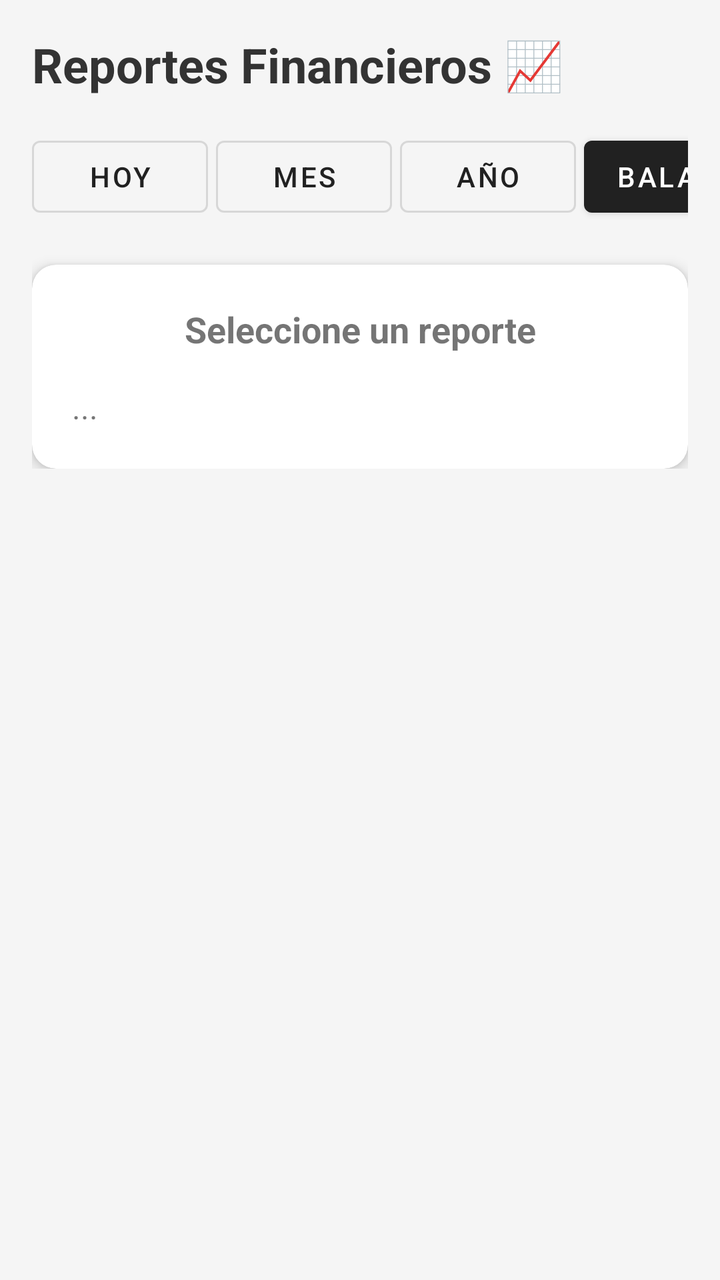
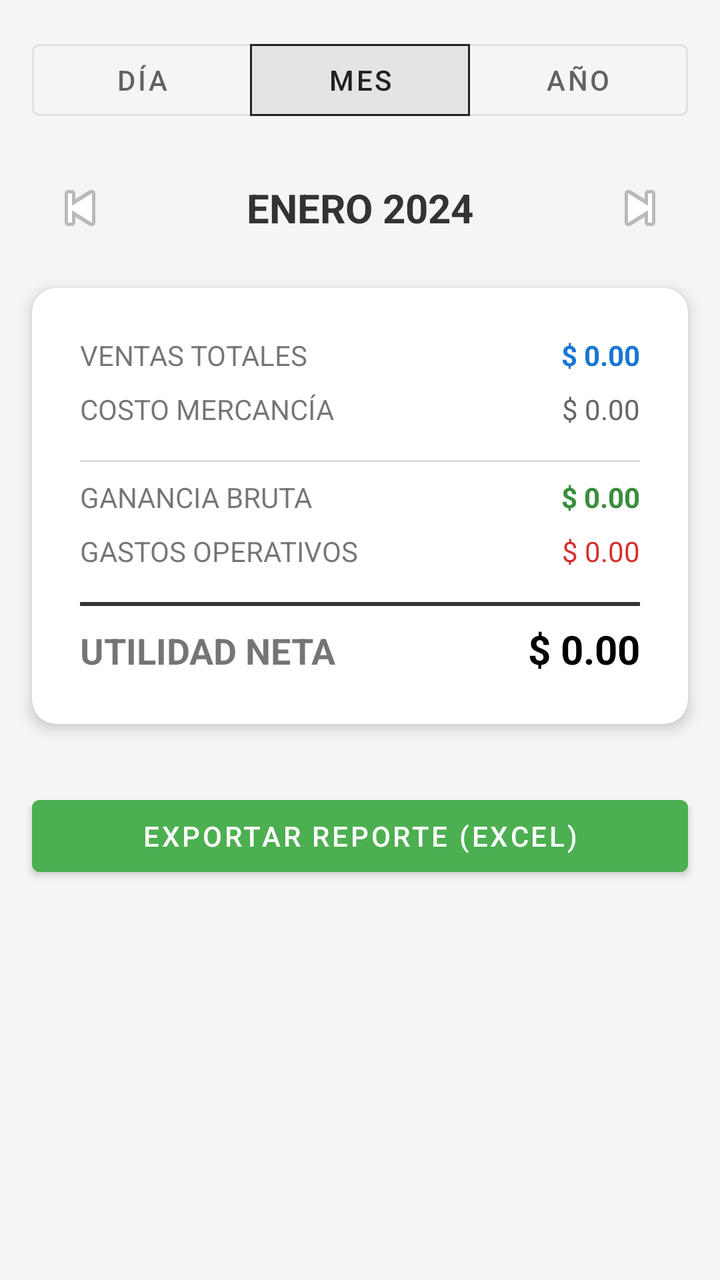

An Android layout rendered at two revisions. The XML below is the earlier revision; the diff shows what the commit changed to produce the second picture.
<!-- AndroidManifest.xml: application theme Theme.MaterialComponents.DayNight.DarkActionBar -->
<!-- res/layout/activity_reports.xml -->
<?xml version="1.0" encoding="utf-8"?>
<ScrollView xmlns:android="http://schemas.android.com/apk/res/android"
    android:layout_width="match_parent"
    android:layout_height="match_parent"
    android:background="#F5F5F5">

    <LinearLayout
        android:orientation="vertical"
        android:padding="16dp"
        android:layout_width="match_parent"
        android:layout_height="wrap_content">

        <TextView
            android:text="Reportes Financieros 📈"
            android:textSize="24sp"
            android:textStyle="bold"
            android:textColor="#333"
            android:layout_marginBottom="16dp"
            android:layout_width="wrap_content"
            android:layout_height="wrap_content"/>

        
        <HorizontalScrollView
            android:layout_width="match_parent"
            android:layout_height="wrap_content"
            android:scrollbars="none">
            <LinearLayout
                android:orientation="horizontal"
                android:layout_width="wrap_content"
                android:layout_height="wrap_content">
                
                <Button android:id="@+id/btnToday" android:text="Hoy" style="@style/Widget.MaterialComponents.Button.OutlinedButton" android:layout_marginEnd="4dp" android:layout_width="wrap_content" android:layout_height="wrap_content"/>
                <Button android:id="@+id/btnMonth" android:text="Mes" style="@style/Widget.MaterialComponents.Button.OutlinedButton" android:layout_marginEnd="4dp" android:layout_width="wrap_content" android:layout_height="wrap_content"/>
                <Button android:id="@+id/btnYear" android:text="Año" style="@style/Widget.MaterialComponents.Button.OutlinedButton" android:layout_marginEnd="4dp" android:layout_width="wrap_content" android:layout_height="wrap_content"/>
                <Button android:id="@+id/btnBalance" android:text="Balance Gral." style="@style/Widget.MaterialComponents.Button" android:layout_width="wrap_content" android:layout_height="wrap_content"/>
            </LinearLayout>
        </HorizontalScrollView>

        
        <androidx.cardview.widget.CardView
            android:layout_marginTop="20dp"
            android:layout_width="match_parent"
            android:layout_height="wrap_content"
            app:cardCornerRadius="12dp"
            app:cardElevation="4dp"
            xmlns:app="http://schemas.android.com/apk/res-auto">

            <LinearLayout
                android:orientation="vertical"
                android:padding="20dp"
                android:layout_width="match_parent"
                android:layout_height="wrap_content">

                <TextView
                    android:id="@+id/txtReportTitle"
                    android:text="Seleccione un reporte"
                    android:textSize="18sp"
                    android:textStyle="bold"
                    android:gravity="center"
                    android:layout_marginBottom="16dp"
                    android:layout_width="match_parent"
                    android:layout_height="wrap_content"/>

                <TextView android:id="@+id/txtReportContent"
                    android:text="..."
                    android:textSize="16sp"
                    android:lineSpacingExtra="4dp"
                    android:layout_width="match_parent"
                    android:layout_height="wrap_content"/>

            </LinearLayout>
        </androidx.cardview.widget.CardView>

    </LinearLayout>
</ScrollView>
<!-- resources referenced by this layout -->
<resources>

</resources>

<!-- the commit's change to res/layout/activity_reports.xml (unified diff, before → after) -->
@@ -1,75 +1,158 @@
 <?xml version="1.0" encoding="utf-8"?>
-<ScrollView xmlns:android="http://schemas.android.com/apk/res/android"
+<LinearLayout xmlns:android="http://schemas.android.com/apk/res/android"
+    xmlns:app="http://schemas.android.com/apk/res-auto"
     android:layout_width="match_parent"
     android:layout_height="match_parent"
+    android:orientation="vertical"
     android:background="#F5F5F5">
 
+    
+    <com.google.android.material.button.MaterialButtonToggleGroup
+        android:id="@+id/toggleGroup"
+        android:layout_width="match_parent"
+        android:layout_height="wrap_content"
+        android:layout_margin="16dp"
+        app:singleSelection="true"
+        app:selectionRequired="true"
+        app:checkedButton="@id/btnModeMonth">
+
+        <Button
+            android:id="@+id/btnModeDay"
+            style="@style/Widget.MaterialComponents.Button.OutlinedButton"
+            android:layout_width="0dp"
+            android:layout_height="wrap_content"
+            android:layout_weight="1"
+            android:text="DÍA"/>
+
+        <Button
+            android:id="@+id/btnModeMonth"
+            style="@style/Widget.MaterialComponents.Button.OutlinedButton"
+            android:layout_width="0dp"
+            android:layout_height="wrap_content"
+            android:layout_weight="1"
+            android:text="MES"/>
+
+        <Button
+            android:id="@+id/btnModeYear"
+            style="@style/Widget.MaterialComponents.Button.OutlinedButton"
+            android:layout_width="0dp"
+            android:layout_height="wrap_content"
+            android:layout_weight="1"
+            android:text="AÑO"/>
+    </com.google.android.material.button.MaterialButtonToggleGroup>
+
+    
     <LinearLayout
-        android:orientation="vertical"
-        android:padding="16dp"
         android:layout_width="match_parent"
-        android:layout_height="wrap_content">
+        android:layout_height="wrap_content"
+        android:gravity="center"
+        android:orientation="horizontal"
+        android:paddingStart="16dp"
+        android:paddingEnd="16dp">
+
+        <ImageButton
+            android:id="@+id/btnPrev"
+            android:layout_width="48dp"
+            android:layout_height="48dp"
+            android:src="@android:drawable/ic_media_previous"
+            android:background="?attr/selectableItemBackgroundBorderless"/>
 
         <TextView
-            android:text="Reportes Financieros 📈"
-            android:textSize="24sp"
+            android:id="@+id/txtCurrentPeriod"
+            android:layout_width="0dp"
+            android:layout_weight="1"
+            android:layout_height="wrap_content"
+            android:text="ENERO 2024"
+            android:gravity="center"
+            android:textSize="20sp"
             android:textStyle="bold"
-            android:textColor="#333"
-            android:layout_marginBottom="16dp"
-            android:layout_width="wrap_content"
-            android:layout_height="wrap_content"/>
+            android:textColor="#333"/>
 
-        
-        <HorizontalScrollView
+        <ImageButton
+            android:id="@+id/btnNext"
+            android:layout_width="48dp"
+            android:layout_height="48dp"
+            android:src="@android:drawable/ic_media_next"
+            android:background="?attr/selectableItemBackgroundBorderless"/>
+    </LinearLayout>
+
+    
+    <androidx.cardview.widget.CardView
+        android:layout_margin="16dp"
+        android:layout_width="match_parent"
+        android:layout_height="wrap_content"
+        app:cardCornerRadius="12dp"
+        app:cardElevation="4dp">
+
+        <LinearLayout
+            android:padding="24dp"
+            android:orientation="vertical"
             android:layout_width="match_parent"
-            android:layout_height="wrap_content"
-            android:scrollbars="none">
+            android:layout_height="wrap_content">
+
+            
             <LinearLayout
                 android:orientation="horizontal"
-                android:layout_width="wrap_content"
-                android:layout_height="wrap_content">
-                
-                <Button android:id="@+id/btnToday" android:text="Hoy" style="@style/Widget.MaterialComponents.Button.OutlinedButton" android:layout_marginEnd="4dp" android:layout_width="wrap_content" android:layout_height="wrap_content"/>
-                <Button android:id="@+id/btnMonth" android:text="Mes" style="@style/Widget.MaterialComponents.Button.OutlinedButton" android:layout_marginEnd="4dp" android:layout_width="wrap_content" android:layout_height="wrap_content"/>
-                <Button android:id="@+id/btnYear" android:text="Año" style="@style/Widget.MaterialComponents.Button.OutlinedButton" android:layout_marginEnd="4dp" android:layout_width="wrap_content" android:layout_height="wrap_content"/>
-                <Button android:id="@+id/btnBalance" android:text="Balance Gral." style="@style/Widget.MaterialComponents.Button" android:layout_width="wrap_content" android:layout_height="wrap_content"/>
-            </LinearLayout>
-        </HorizontalScrollView>
-
-        
-        <androidx.cardview.widget.CardView
-            android:layout_marginTop="20dp"
-            android:layout_width="match_parent"
-            android:layout_height="wrap_content"
-            app:cardCornerRadius="12dp"
-            app:cardElevation="4dp"
-            xmlns:app="http://schemas.android.com/apk/res-auto">
-
-            <LinearLayout
-                android:orientation="vertical"
-                android:padding="20dp"
+                android:layout_marginBottom="8dp"
                 android:layout_width="match_parent"
                 android:layout_height="wrap_content">
+                <TextView android:text="VENTAS TOTALES" android:layout_weight="1" android:layout_width="0dp" android:layout_height="wrap_content"/>
+                <TextView android:id="@+id/txtSales" android:text="$ 0.00" android:textStyle="bold" android:textColor="#1976D2" android:layout_width="wrap_content" android:layout_height="wrap_content"/>
+            </LinearLayout>
 
-                <TextView
-                    android:id="@+id/txtReportTitle"
-                    android:text="Seleccione un reporte"
-                    android:textSize="18sp"
-                    android:textStyle="bold"
-                    android:gravity="center"
-                    android:layout_marginBottom="16dp"
-                    android:layout_width="match_parent"
-                    android:layout_height="wrap_content"/>
+            
+            <LinearLayout
+                android:orientation="horizontal"
+                android:layout_marginBottom="8dp"
+                android:layout_width="match_parent"
+                android:layout_height="wrap_content">
+                <TextView android:text="COSTO MERCANCÍA" android:layout_weight="1" android:layout_width="0dp" android:layout_height="wrap_content"/>
+                <TextView android:id="@+id/txtCost" android:text="$ 0.00" android:textColor="#666" android:layout_width="wrap_content" android:layout_height="wrap_content"/>
+            </LinearLayout>
 
-                <TextView android:id="@+id/txtReportContent"
-                    android:text="..."
-                    android:textSize="16sp"
-                    android:lineSpacingExtra="4dp"
-                    android:layout_width="match_parent"
-                    android:layout_height="wrap_content"/>
+            <View android:background="#DDD" android:layout_height="1dp" android:layout_width="match_parent" android:layout_marginTop="8dp" android:layout_marginBottom="8dp"/>
 
+            
+            <LinearLayout
+                android:orientation="horizontal"
+                android:layout_marginBottom="8dp"
+                android:layout_width="match_parent"
+                android:layout_height="wrap_content">
+                <TextView android:text="GANANCIA BRUTA" android:layout_weight="1" android:layout_width="0dp" android:layout_height="wrap_content"/>
+                <TextView android:id="@+id/txtGross" android:text="$ 0.00" android:textStyle="bold" android:textColor="#388E3C" android:layout_width="wrap_content" android:layout_height="wrap_content"/>
             </LinearLayout>
-        </androidx.cardview.widget.CardView>
 
-    </LinearLayout>
-</ScrollView>
+            
+            <LinearLayout
+                android:orientation="horizontal"
+                android:layout_marginBottom="8dp"
+                android:layout_width="match_parent"
+                android:layout_height="wrap_content">
+                <TextView android:text="GASTOS OPERATIVOS" android:layout_weight="1" android:layout_width="0dp" android:layout_height="wrap_content"/>
+                <TextView android:id="@+id/txtExpenses" android:text="$ 0.00" android:textColor="#D32F2F" android:layout_width="wrap_content" android:layout_height="wrap_content"/>
+            </LinearLayout>
+
+            <View android:background="#333" android:layout_height="2dp" android:layout_marginTop="8dp" android:layout_marginBottom="8dp" android:layout_width="match_parent"/>
+
+            
+            <LinearLayout
+                android:orientation="horizontal"
+                android:layout_width="match_parent"
+                android:layout_height="wrap_content">
+                <TextView android:text="UTILIDAD NETA" android:textSize="18sp" android:textStyle="bold" android:layout_weight="1" android:layout_width="0dp" android:layout_height="wrap_content"/>
+                <TextView android:id="@+id/txtNet" android:text="$ 0.00" android:textSize="20sp" android:textStyle="bold" android:textColor="#000000" android:layout_width="wrap_content" android:layout_height="wrap_content"/>
+            </LinearLayout>
+
+        </LinearLayout>
+    </androidx.cardview.widget.CardView>
+
+    
+    <Button
+        android:id="@+id/btnExport"
+        android:text="EXPORTAR REPORTE (EXCEL)"
+        android:backgroundTint="#4CAF50"
+        android:layout_margin="16dp"
+        android:layout_width="match_parent"
+        android:layout_height="wrap_content"/>
+
+</LinearLayout>
